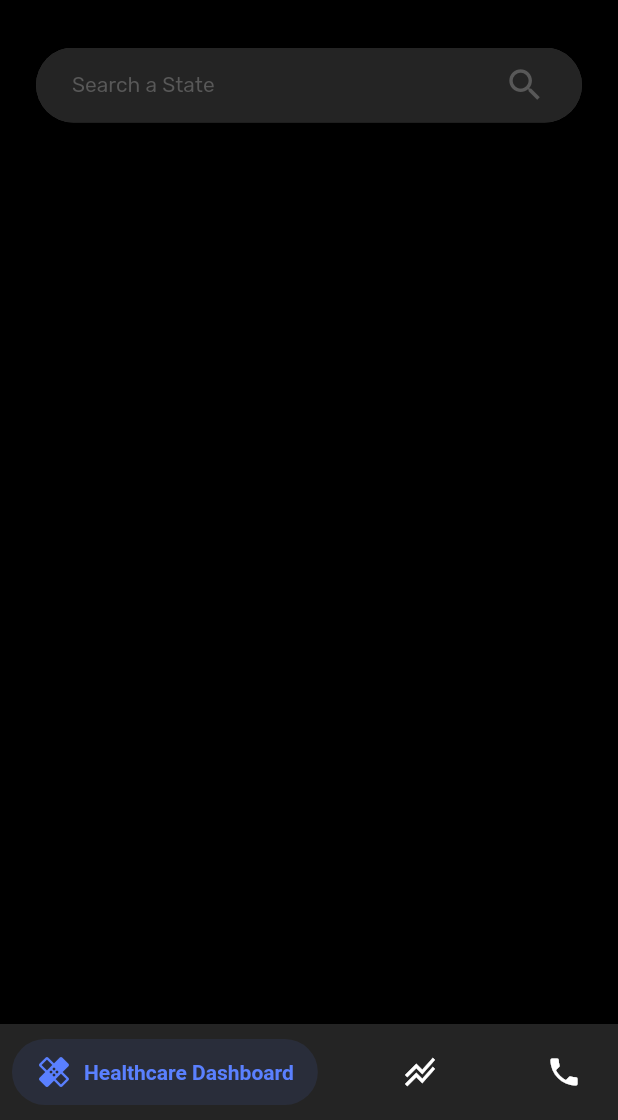
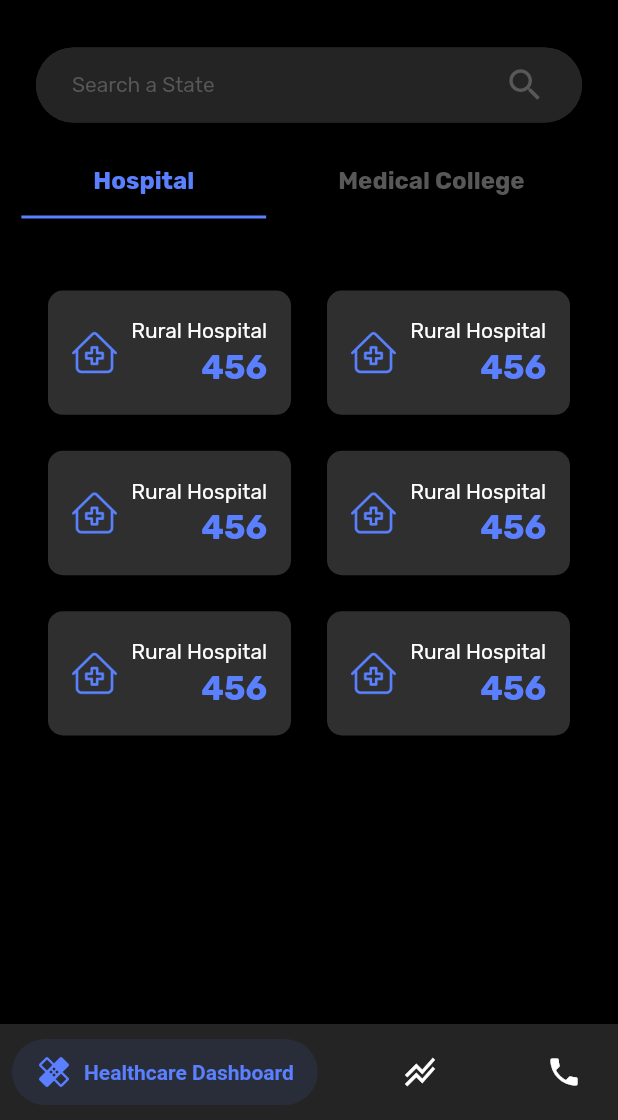
Before and after one commit to TeamRekursion/flipr-app, a Flutter app: the screen it shows after launch, on a phone screen of 412 x 824 dp, the part 116-1236 px from its top. Run offline on Flutter 3.47's test engine with Material 2 defaults, Android fonts, the phone set to English and light mode, and no system bars; drawn by our look-alikes of auto_size_text, salomon_bottom_bar; our stand-ins replace get.

Commit message:
UI: Made Card for showing hospital

```diff
--- a/lib/presentation/screens/main/container_screen.dart
+++ b/lib/presentation/screens/main/container_screen.dart
@@ -12,7 +12,7 @@ class ContainerScreen extends StatefulWidget {
 
 class _ContainerScreenState extends State<ContainerScreen> {
   int _currIndex = 0;
-  final _pageController = PageController();
+  final _pages = [HealthScreen(), Container(), Container()];
 
   @override
   Widget build(BuildContext context) {
@@ -48,13 +48,7 @@ class _ContainerScreenState extends State<ContainerScreen> {
                 ],
               ),
             ),
-            Expanded(
-              child: PageView(
-                controller: _pageController,
-                physics: NeverScrollableScrollPhysics(),
-                children: [HealthScreen(), Container(), Container()],
-              ),
-            ),
+            Expanded(child: _pages[_currIndex]),
           ],
         ),
       ),
@@ -66,11 +60,6 @@ class _ContainerScreenState extends State<ContainerScreen> {
           onTap: (value) {
             setState(() {
               _currIndex = value;
-              _pageController.animateToPage(
-                _currIndex,
-                duration: Duration(milliseconds: 100),
-                curve: Curves.easeInCubic,
-              );
             });
           },
           items: [
--- a/lib/presentation/screens/main/healthcare_screen.dart
+++ b/lib/presentation/screens/main/healthcare_screen.dart
@@ -1,13 +1,59 @@
+import 'package:flippr_app/presentation/screens/main/hospital_tab.dart';
+import 'package:flippr_app/presentation/themes/theme.dart';
 import 'package:flippr_app/presentation/widgets/search_bar.dart';
 import 'package:flutter/material.dart';
 
-class HealthScreen extends StatelessWidget {
+class HealthScreen extends StatefulWidget {
+  @override
+  _HealthScreenState createState() => _HealthScreenState();
+}
+
+class _HealthScreenState extends State<HealthScreen>
+    with SingleTickerProviderStateMixin {
+  TabController _tabController;
+  final _tabs = [HospitalTab(), Container()];
+  int _currIndex = 0;
+
+  @override
+  void initState() {
+    _tabController = TabController(vsync: this, length: 2, initialIndex: 0);
+    super.initState();
+  }
+
   @override
   Widget build(BuildContext context) {
-    return Column(
-      children: [
-        SearchBar(),
-      ],
+    return SingleChildScrollView(
+      physics: BouncingScrollPhysics(),
+      child: Column(
+        children: [
+          SearchBar(),
+          SizedBox(height: 16),
+          TabBar(
+            controller: _tabController,
+            onTap: (value) {
+              setState(() {
+                _currIndex = value;
+              });
+            },
+            tabs: [
+              Tab(text: 'Hospital'),
+              Tab(text: 'Medical College'),
+            ],
+            labelColor: blue,
+            unselectedLabelColor: disabledColor,
+            indicatorColor: blue,
+            labelStyle: TextStyle(
+              fontWeight: FontWeight.bold,
+              fontSize: 16,
+            ),
+            labelPadding: EdgeInsets.symmetric(horizontal: 48),
+            isScrollable: true,
+          ),
+          SizedBox(height: 16),
+          _tabs[_currIndex],
+          SizedBox(height: 24),
+        ],
+      ),
     );
   }
 }
--- /dev/null
+++ b/lib/presentation/screens/main/hospital_tab.dart
@@ -0,0 +1,22 @@
+import 'package:flippr_app/presentation/widgets/hosptital_card.dart';
+import 'package:flutter/material.dart';
+
+class HospitalTab extends StatelessWidget {
+  @override
+  Widget build(BuildContext context) {
+    return Column(
+      children: [
+        GridView.count(
+          crossAxisCount: 2,
+          physics: NeverScrollableScrollPhysics(),
+          children: List.generate(6, (index) => HospitalCard()),
+          shrinkWrap: true,
+          childAspectRatio: 1.8,
+          padding: EdgeInsets.all(24),
+          mainAxisSpacing: 8,
+          crossAxisSpacing: 8,
+        ),
+      ],
+    );
+  }
+}
--- /dev/null
+++ b/lib/presentation/widgets/hosptital_card.dart
@@ -0,0 +1,53 @@
+import 'dart:ui';
+
+import 'package:auto_size_text/auto_size_text.dart';
+import 'package:flippr_app/presentation/themes/theme.dart';
+import 'package:flutter/material.dart';
+
+class HospitalCard extends StatelessWidget {
+  @override
+  Widget build(BuildContext context) {
+    return Container(
+      child: Card(
+        shape: RoundedRectangleBorder(
+          borderRadius: cardRadius10,
+        ),
+        margin: EdgeInsets.all(8),
+        child: Container(
+          margin: EdgeInsets.all(16),
+          child: Row(
+            mainAxisAlignment: MainAxisAlignment.spaceBetween,
+            crossAxisAlignment: CrossAxisAlignment.center,
+            children: [
+              Container(
+                margin: EdgeInsets.only(right: 2),
+                height: 30,
+                width: 30,
+                child: Image.asset("assets/images/hospital.png"),
+              ),
+              Expanded(
+                child: Column(
+                  mainAxisAlignment: MainAxisAlignment.center,
+                  crossAxisAlignment: CrossAxisAlignment.end,
+                  children: [
+                    AutoSizeText("Rural Hospital", maxLines: 1),
+                    SizedBox(height: 2),
+                    AutoSizeText(
+                      "456",
+                      style: TextStyle(
+                        color: blue,
+                        fontWeight: FontWeight.bold,
+                        fontSize: 22,
+                      ),
+                      maxLines: 1,
+                    ),
+                  ],
+                ),
+              ),
+            ],
+          ),
+        ),
+      ),
+    );
+  }
+}
--- a/pubspec.yaml
+++ b/pubspec.yaml
@@ -15,6 +15,7 @@ dependencies:
   salomon_bottom_bar: ^2.0.0
   cached_network_image: ^2.3.2+1
   get: ^3.12.1
+  auto_size_text: ^2.1.0
 
 dev_dependencies:
   flutter_test:
@@ -22,6 +23,9 @@ dev_dependencies:
 
 flutter:
   uses-material-design: true
+
+  assets:
+    - assets/images/
 
   fonts:
     - family: Rubik
```
Also changed, not shown: assets/images/hospital.png (added), pubspec.lock.
